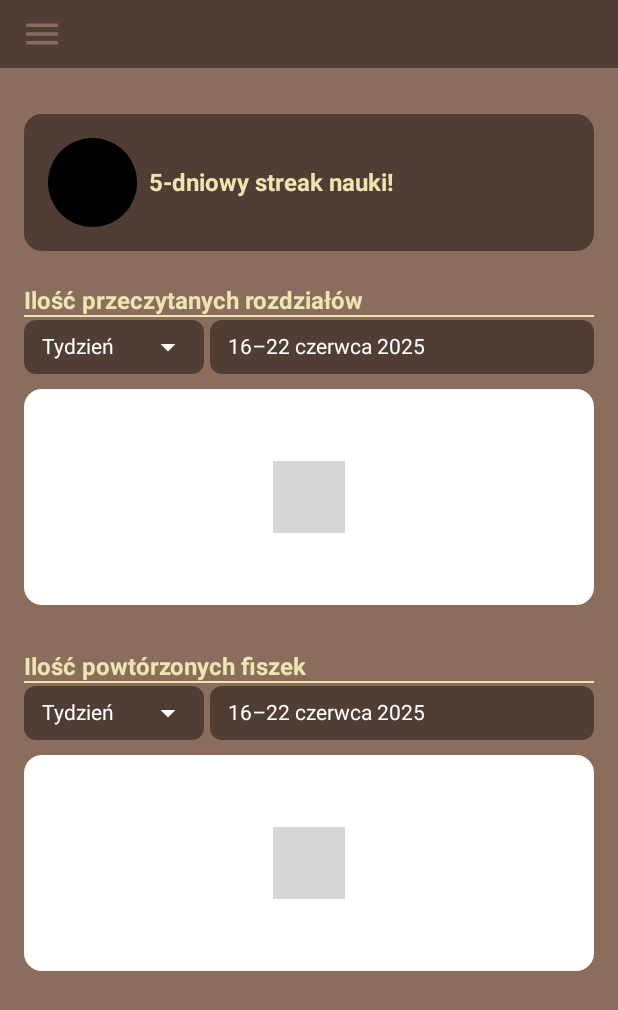
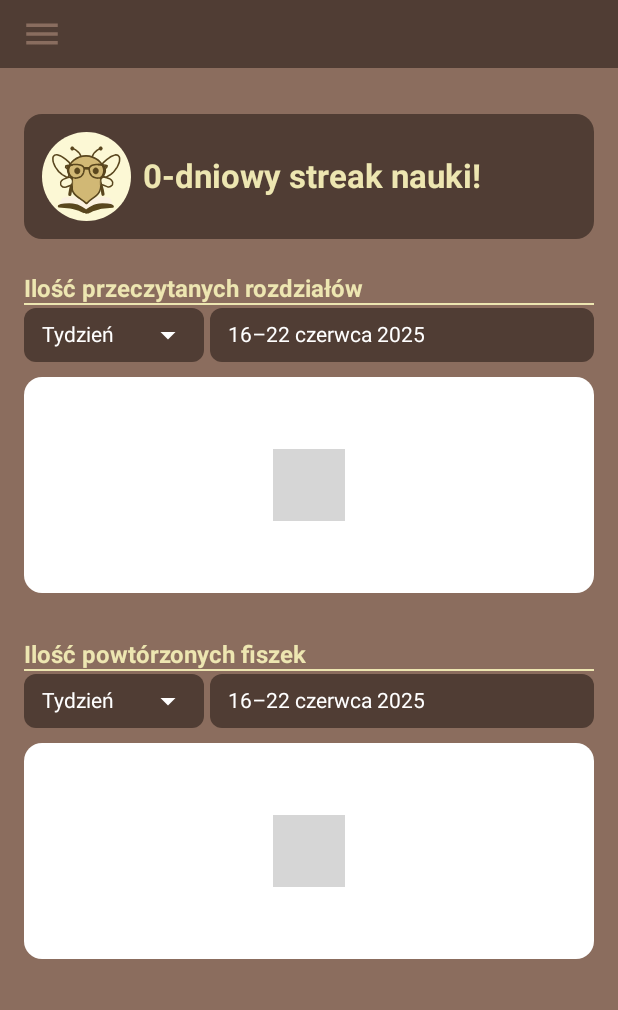
Before and after one commit to arnikowe/FluentRead, an Android app built with Jetpack Compose: the StatisticsScreen screen opened through its navigation route, on a phone screen of 412 x 824 dp. Shown: the top 1010 px of the screen. Run offline under Robolectric (Android 15) with nearby library versions, the phone set to English and light mode, and no system bars; our stand-ins replace Firebase (no records; nobody signed in at launch, a user with empty details on screens opened directly); libraries missing offline, so code that uses them is left out: com.patrykandpatrick.vico; pictures from the network do not load; 8 statements that could not run were skipped; grey boxes are pictures that could not be loaded.

Commit message:
feat: statistics - read streak and change of saving reading statistics

```diff
--- a/app/src/main/java/com/example/fluentread/screens/MainScreen.kt
+++ b/app/src/main/java/com/example/fluentread/screens/MainScreen.kt
@@ -14,12 +14,14 @@ import androidx.compose.runtime.*
 import androidx.compose.ui.Alignment
 import androidx.compose.ui.Modifier
 import androidx.compose.ui.draw.clip
+import androidx.compose.ui.graphics.Color
 import androidx.compose.ui.input.pointer.pointerInput
 import androidx.compose.ui.platform.LocalConfiguration
 import androidx.compose.ui.platform.LocalContext
 import androidx.compose.ui.res.painterResource
 import androidx.compose.ui.text.font.FontWeight
 import androidx.compose.ui.unit.dp
+import androidx.compose.ui.unit.sp
 import androidx.navigation.NavController
 import coil.compose.rememberAsyncImagePainter
 import com.example.fluentread.R
@@ -42,6 +44,8 @@ fun MainScreen(navController: NavController, userViewModel: UserViewModel) {
     var chaptersRead by remember { mutableStateOf<List<Int>>(emptyList()) }
     var totalChapters by remember { mutableStateOf(1) }
 
+    var streakDays by remember { mutableStateOf(0) }
+
     LaunchedEffect(Unit) {
         userViewModel.loadCurrentBooks()
     }
@@ -49,6 +53,9 @@ fun MainScreen(navController: NavController, userViewModel: UserViewModel) {
     LaunchedEffect(Unit) {
         if (userId != null) {
             try {
+                userViewModel.getReadingStreak(userId) {
+                    streakDays = it
+                }
                 val userDoc = db.collection("users").document(userId).get().await()
                 val lastReadRef = userDoc.get("lastRead") as? DocumentReference
 
@@ -97,10 +104,10 @@ fun MainScreen(navController: NavController, userViewModel: UserViewModel) {
             modifier = Modifier.padding(horizontal = 4.dp)
         )
 
+
         Spacer(modifier = Modifier.height(8.dp))
         DividerLine()
         Spacer(modifier = Modifier.height(16.dp))
-
         Row(
             verticalAlignment = Alignment.CenterVertically,
             modifier = Modifier
@@ -146,7 +153,31 @@ fun MainScreen(navController: NavController, userViewModel: UserViewModel) {
                 }
             }
         }
-
+        Spacer(modifier = Modifier.height(8.dp))
+        DividerLine()
+        Spacer(modifier = Modifier.height(16.dp))
+        Card(
+            modifier = Modifier.fillMaxWidth(),
+            colors = CardDefaults.cardColors(containerColor = FluentBackgroundDark)
+        ) {
+            Row(
+                modifier = Modifier.padding(12.dp),
+                verticalAlignment = Alignment.CenterVertically
+            ) {
+                Icon(
+                    painter = painterResource(id = R.drawable.ic_streak),
+                    contentDescription = "Streak Icon",
+                    tint = Color.Unspecified
+                )
+                Spacer(modifier = Modifier.width(8.dp))
+                Text(
+                    text = "${streakDays}-dniowy streak nauki!",
+                    fontWeight = FontWeight.Bold,
+                    color = Color(0xFFEDE6B1),
+                    fontSize = 22.sp
+                )
+            }
+        }
         CurrentReadingBooks(navController = navController, userViewModel = userViewModel, sourceScreen = "main")
 
         Spacer(modifier = Modifier.height(24.dp))
--- a/app/src/main/java/com/example/fluentread/screens/ReadScreen.kt
+++ b/app/src/main/java/com/example/fluentread/screens/ReadScreen.kt
@@ -267,10 +267,12 @@ fun ReadScreen(bookId: String?, chapter: String?, userViewModel: UserViewModel,
 
                                         if (isLastChapter) {
                                             userViewModel.addToFinished(bookId)
+                                            userViewModel.incrementTodayReadingCount(userId)
                                             userViewModel.removeBookFromCurrentRead(bookId)
                                             navController.navigate("bookDetails/$bookId")
                                         } else {
                                             userViewModel.saveChapterAsRead(userId, bookId, chapter.toInt())
+                                            userViewModel.incrementTodayReadingCount(userId)
                                             userViewModel.updateLastRead(userId, bookId, nextChapter)
                                             navController.navigate("screen_read?bookId=$bookId&chapter=$nextChapter")
                                         }
--- a/app/src/main/java/com/example/fluentread/screens/StatisticsScreen.kt
+++ b/app/src/main/java/com/example/fluentread/screens/StatisticsScreen.kt
@@ -64,6 +64,8 @@ fun StatisticsScreen(userViewModel: UserViewModel) {
     var selectedYearBooks by remember { mutableStateOf<Int?>(null) }
     var selectedYearFlashcards by remember { mutableStateOf<Int?>(null) }
 
+    var streakDays by remember { mutableStateOf(0) }
+
     LaunchedEffect(Unit) {
         val cal = Calendar.getInstance()
         cal.set(Calendar.HOUR_OF_DAY, 0)
@@ -78,6 +80,11 @@ fun StatisticsScreen(userViewModel: UserViewModel) {
         weekRangeFlashcards = start to end
         selectedYearBooks = currentYear()
         selectedYearFlashcards = currentYear()
+
+        userViewModel.getReadingStreak(userId) {
+            streakDays = it
+        }
+
     }
 
     fun loadDataForBooks() {
@@ -167,18 +174,20 @@ fun StatisticsScreen(userViewModel: UserViewModel) {
             colors = CardDefaults.cardColors(containerColor = FluentBackgroundDark)
         ) {
             Row(
-                modifier = Modifier.padding(16.dp),
+                modifier = Modifier.padding(12.dp),
                 verticalAlignment = Alignment.CenterVertically
             ) {
                 Icon(
                     painter = painterResource(id = R.drawable.ic_streak),
-                    contentDescription = "Streak Icon"
+                    contentDescription = "Streak Icon",
+                    tint = Color.Unspecified
                 )
                 Spacer(modifier = Modifier.width(8.dp))
                 Text(
-                    text = "5-dniowy streak nauki!",
+                    text = "${streakDays}-dniowy streak nauki!",
                     fontWeight = FontWeight.Bold,
-                    color = Color(0xFFEDE6B1)
+                    color = Color(0xFFEDE6B1),
+                    fontSize = 22.sp
                 )
             }
         }
@@ -502,8 +511,12 @@ fun PeriodSelector(
                         },
                         modifier = Modifier
                             .fillMaxWidth()
-                            .background(if (isSelected) Color(0xFFB3A3A3) else Color.Transparent)
+                            .padding(0.dp,0.dp)
+                            .background(if (isSelected) Color(0xFFB3A3A3) else Color.Transparent),
+                        contentPadding = PaddingValues(horizontal = 12.dp, vertical = 6.dp)
                     )
+
+
                 }
             }
         }
```
Also changed, not shown: app/src/main/java/com/example/fluentread/viewmodel/UserViewModel.kt (+77 -164 lines).
